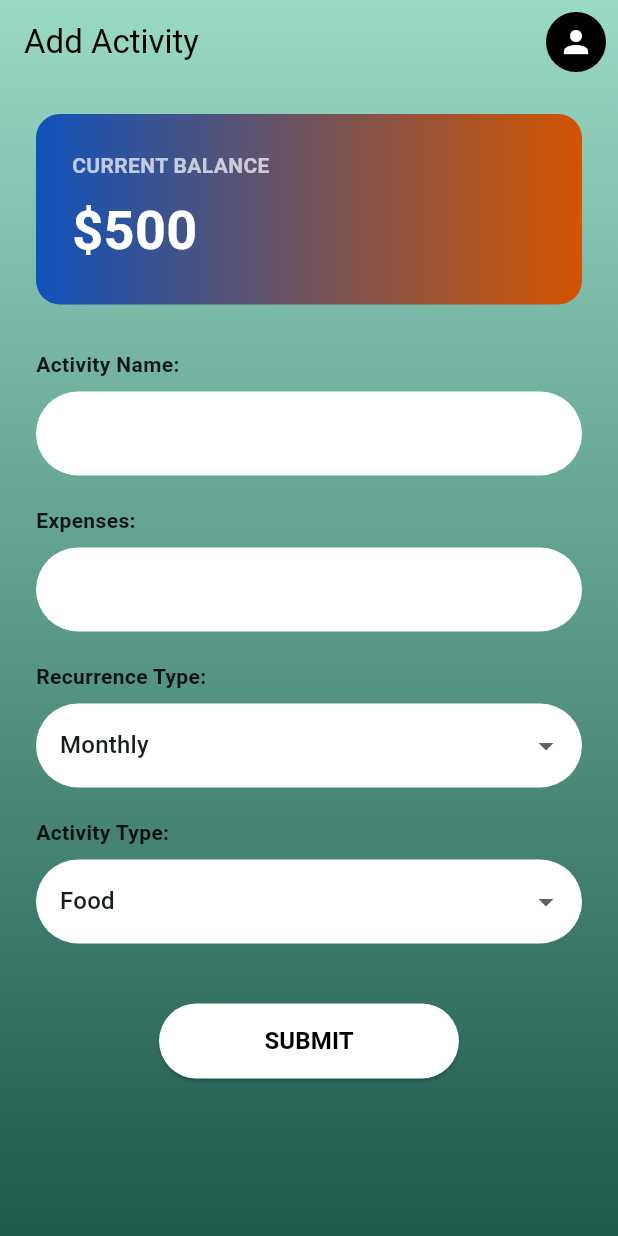
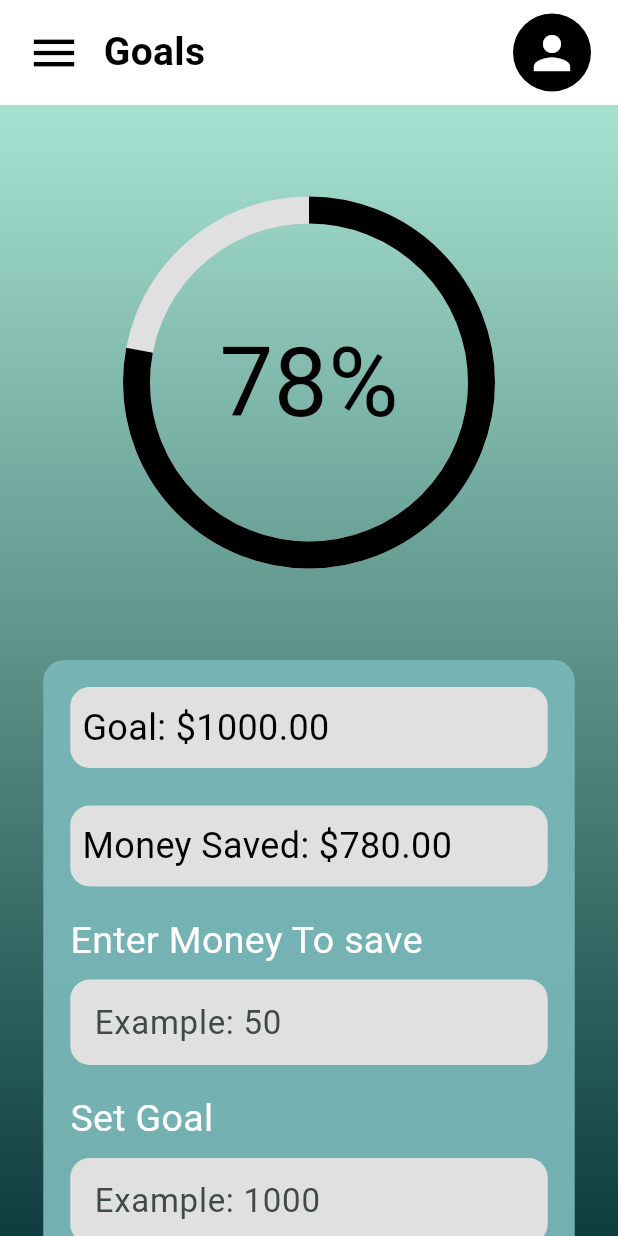
Before and after one commit to ArthurKhoaPham/Budget-Tracking-App, a Flutter app: the screen it shows after launch, on a phone screen of 412 x 824 dp. Run offline on Flutter 3.47's test engine with Material 3 defaults, Android fonts, the phone set to English and light mode, and no system bars; our stand-ins replace supabase_flutter; accounts and stored records are empty.

Commit message:
frontend for goals page

```diff
--- /dev/null
+++ b/budgeting/lib/goals_page.dart
@@ -0,0 +1,397 @@
+import 'package:flutter/material.dart';
+import 'package:supabase_flutter/supabase_flutter.dart';
+
+class GoalsPage extends StatefulWidget {
+  const GoalsPage({super.key});
+
+  @override
+  State<GoalsPage> createState() => _GoalsPageState();
+}
+
+class _GoalsPageState extends State<GoalsPage> {
+  final SupabaseClient supabase = Supabase.instance.client;
+
+  final TextEditingController _addMoneyController = TextEditingController();
+  final TextEditingController _setGoalController = TextEditingController();
+
+  bool _isLoading = true;
+  bool _isSaving = false;
+
+  int? goalId;
+  double targetAmount = 1000.00;
+  double currentAmount = 780.00;
+
+  @override
+  void initState() {
+    super.initState();
+    _loadGoal();
+  }
+
+  @override
+  void dispose() {
+    _addMoneyController.dispose();
+    _setGoalController.dispose();
+    super.dispose();
+  }
+
+  double get progress {
+    if (targetAmount <= 0) return 0;
+    return (currentAmount / targetAmount).clamp(0.0, 1.0);
+  }
+
+  int get progressPercent {
+    return (progress * 100).round();
+  }
+
+  Future<void> _loadGoal() async {
+    setState(() {
+      _isLoading = true;
+    });
+
+    try {
+      final user = supabase.auth.currentUser;
+
+      if (user == null) {
+        setState(() {
+          _isLoading = false;
+        });
+        return;
+      }
+
+      final data = await supabase
+          .from('goals')
+          .select()
+          .eq('user_id', user.id)
+          .order('created_at', ascending: false)
+          .limit(1)
+          .maybeSingle();
+
+      if (data != null) {
+        setState(() {
+          goalId = data['id'] as int;
+          targetAmount =
+              double.tryParse(data['target_amount'].toString()) ?? 1000.00;
+          currentAmount =
+              double.tryParse(data['current_amount'].toString()) ?? 0.00;
+        });
+      }
+    } catch (error) {
+      _showSnackBar('Error loading goal: $error');
+    } finally {
+      setState(() {
+        _isLoading = false;
+      });
+    }
+  }
+
+  Future<void> _submitGoalUpdate() async {
+    final user = supabase.auth.currentUser;
+
+    if (user == null) {
+      _showSnackBar('Please log in first.');
+      return;
+    }
+
+    final addMoneyText = _addMoneyController.text.trim();
+    final setGoalText = _setGoalController.text.trim();
+
+    final double addMoney = double.tryParse(addMoneyText) ?? 0;
+    final double? newGoal = setGoalText.isNotEmpty
+        ? double.tryParse(setGoalText)
+        : null;
+
+    if (addMoneyText.isEmpty && setGoalText.isEmpty) {
+      _showSnackBar('Enter money saved or set a new goal.');
+      return;
+    }
+
+    if (addMoney < 0) {
+      _showSnackBar('Money saved cannot be negative.');
+      return;
+    }
+
+    if (newGoal != null && newGoal <= 0) {
+      _showSnackBar('Goal must be greater than 0.');
+      return;
+    }
+
+    final updatedTarget = newGoal ?? targetAmount;
+    final updatedCurrent = currentAmount + addMoney;
+
+    if (updatedCurrent > updatedTarget) {
+      _showSnackBar('Money saved cannot be greater than the goal.');
+      return;
+    }
+
+    setState(() {
+      _isSaving = true;
+    });
+
+    try {
+      if (goalId == null) {
+        final inserted = await supabase
+            .from('goals')
+            .insert({
+              'user_id': user.id,
+              'name': 'Main Savings Goal',
+              'target_amount': updatedTarget,
+              'current_amount': updatedCurrent,
+              'last_updated': DateTime.now().toIso8601String(),
+            })
+            .select()
+            .single();
+
+        setState(() {
+          goalId = inserted['id'] as int;
+        });
+      } else {
+        await supabase
+            .from('goals')
+            .update({
+              'target_amount': updatedTarget,
+              'current_amount': updatedCurrent,
+              'last_updated': DateTime.now().toIso8601String(),
+            })
+            .eq('id', goalId!);
+      }
+
+      setState(() {
+        targetAmount = updatedTarget;
+        currentAmount = updatedCurrent;
+      });
+
+      _addMoneyController.clear();
+      _setGoalController.clear();
+
+      _showSnackBar('Goal updated successfully!');
+    } catch (error) {
+      _showSnackBar('Error saving goal: $error');
+    } finally {
+      setState(() {
+        _isSaving = false;
+      });
+    }
+  }
+
+  void _showSnackBar(String message) {
+    if (!mounted) return;
+
+    ScaffoldMessenger.of(
+      context,
+    ).showSnackBar(SnackBar(content: Text(message)));
+  }
+
+  String _money(double value) {
+    return '\$${value.toStringAsFixed(2)}';
+  }
+
+  @override
+  Widget build(BuildContext context) {
+    return Scaffold(
+      backgroundColor: const Color(0xFFEAF4F2),
+      body: SafeArea(
+        child: Column(
+          children: [
+            _buildTopBar(),
+            Expanded(
+              child: Container(
+                width: double.infinity,
+                decoration: const BoxDecoration(
+                  gradient: LinearGradient(
+                    colors: [Color(0xFFA7E2D1), Color(0xFF0D3D3D)],
+                    begin: Alignment.topCenter,
+                    end: Alignment.bottomCenter,
+                  ),
+                ),
+                child: _isLoading
+                    ? const Center(
+                        child: CircularProgressIndicator(color: Colors.black),
+                      )
+                    : SingleChildScrollView(
+                        child: Column(
+                          children: [
+                            const SizedBox(height: 70),
+                            _buildProgressCircle(),
+                            const SizedBox(height: 70),
+                            _buildGoalCard(),
+                            const SizedBox(height: 30),
+                          ],
+                        ),
+                      ),
+              ),
+            ),
+          ],
+        ),
+      ),
+    );
+  }
+
+  Widget _buildTopBar() {
+    return Container(
+      height: 70,
+      color: Colors.white,
+      padding: const EdgeInsets.symmetric(horizontal: 18),
+      child: Row(
+        children: [
+          const Icon(Icons.menu, size: 36, color: Colors.black),
+          const SizedBox(width: 15),
+          const Text(
+            'Goals',
+            style: TextStyle(
+              fontSize: 26,
+              fontWeight: FontWeight.bold,
+              color: Colors.black,
+            ),
+          ),
+          const Spacer(),
+          Container(
+            width: 52,
+            height: 52,
+            decoration: const BoxDecoration(
+              shape: BoxShape.circle,
+              color: Colors.black,
+            ),
+            child: const Icon(Icons.person, color: Colors.white, size: 36),
+          ),
+        ],
+      ),
+    );
+  }
+
+  Widget _buildProgressCircle() {
+    return SizedBox(
+      width: 230,
+      height: 230,
+      child: Stack(
+        alignment: Alignment.center,
+        children: [
+          SizedBox(
+            width: 230,
+            height: 230,
+            child: CircularProgressIndicator(
+              value: progress,
+              strokeWidth: 18,
+              backgroundColor: Colors.grey.shade300,
+              valueColor: const AlwaysStoppedAnimation<Color>(Colors.black),
+            ),
+          ),
+          Text(
+            '$progressPercent%',
+            style: const TextStyle(
+              fontSize: 64,
+              fontWeight: FontWeight.w400,
+              color: Colors.black,
+            ),
+          ),
+        ],
+      ),
+    );
+  }
+
+  Widget _buildGoalCard() {
+    return Container(
+      width: MediaQuery.of(context).size.width * 0.86,
+      padding: const EdgeInsets.all(18),
+      decoration: BoxDecoration(
+        color: const Color(0xFF78B6B7).withOpacity(0.95),
+        borderRadius: BorderRadius.circular(14),
+      ),
+      child: Column(
+        crossAxisAlignment: CrossAxisAlignment.start,
+        children: [
+          _infoBox('Goal: ${_money(targetAmount)}'),
+          const SizedBox(height: 25),
+          _infoBox('Money Saved: ${_money(currentAmount)}'),
+          const SizedBox(height: 18),
+          const Text(
+            'Enter Money To save',
+            style: TextStyle(fontSize: 25, color: Colors.white),
+          ),
+          const SizedBox(height: 8),
+          _inputBox(controller: _addMoneyController, hintText: 'Example: 50'),
+          const SizedBox(height: 18),
+          const Text(
+            'Set Goal',
+            style: TextStyle(fontSize: 25, color: Colors.white),
+          ),
+          const SizedBox(height: 8),
+          _inputBox(controller: _setGoalController, hintText: 'Example: 1000'),
+          const SizedBox(height: 28),
+          Center(
+            child: SizedBox(
+              width: 180,
+              height: 45,
+              child: ElevatedButton(
+                onPressed: _isSaving ? null : _submitGoalUpdate,
+                style: ElevatedButton.styleFrom(
+                  backgroundColor: const Color(0xFF15908E),
+                  disabledBackgroundColor: Colors.grey,
+                  foregroundColor: Colors.black,
+                  shape: RoundedRectangleBorder(
+                    borderRadius: BorderRadius.circular(18),
+                  ),
+                  elevation: 0,
+                ),
+                child: _isSaving
+                    ? const SizedBox(
+                        width: 22,
+                        height: 22,
+                        child: CircularProgressIndicator(
+                          strokeWidth: 2,
+                          color: Colors.black,
+                        ),
+                      )
+                    : const Text(
+                        'SUBMIT',
+                        style: TextStyle(
+                          fontSize: 22,
+                          fontWeight: FontWeight.bold,
+                        ),
+                      ),
+              ),
+            ),
+          ),
+        ],
+      ),
+    );
+  }
+
+  Widget _infoBox(String text) {
+    return Container(
+      width: double.infinity,
+      padding: const EdgeInsets.symmetric(horizontal: 8, vertical: 10),
+      decoration: BoxDecoration(
+        color: Colors.grey.shade300,
+        borderRadius: BorderRadius.circular(13),
+      ),
+      child: Text(
+        text,
+        style: const TextStyle(fontSize: 24, color: Colors.black),
+      ),
+    );
+  }
+
+  Widget _inputBox({
+    required TextEditingController controller,
+    required String hintText,
+  }) {
+    return TextField(
+      controller: controller,
+      keyboardType: const TextInputType.numberWithOptions(decimal: true),
+      decoration: InputDecoration(
+        filled: true,
+        fillColor: Colors.grey.shade300,
+        hintText: hintText,
+        border: OutlineInputBorder(
+          borderRadius: BorderRadius.circular(13),
+          borderSide: BorderSide.none,
+        ),
+        contentPadding: const EdgeInsets.symmetric(
+          horizontal: 12,
+          vertical: 12,
+        ),
+      ),
+      style: const TextStyle(fontSize: 22, color: Colors.black),
+    );
+  }
+}
--- a/budgeting/lib/main.dart
+++ b/budgeting/lib/main.dart
@@ -1,6 +1,7 @@
 import 'package:flutter/material.dart';
 import 'package:supabase_flutter/supabase_flutter.dart';
 import 'add_activity_screen.dart';
+import 'goals_page.dart';
 
 Future<void> main() async {
   WidgetsFlutterBinding.ensureInitialized();
@@ -26,7 +27,7 @@ class BudgetApp extends StatelessWidget {
         useMaterial3: true,
       ),
       // Placeholder UUID
-      home: const AddActivityScreen(userId: 'YOUR_USER_UUID_HERE'),
+      home: const GoalsPage(),
     );
   }
 }
```
